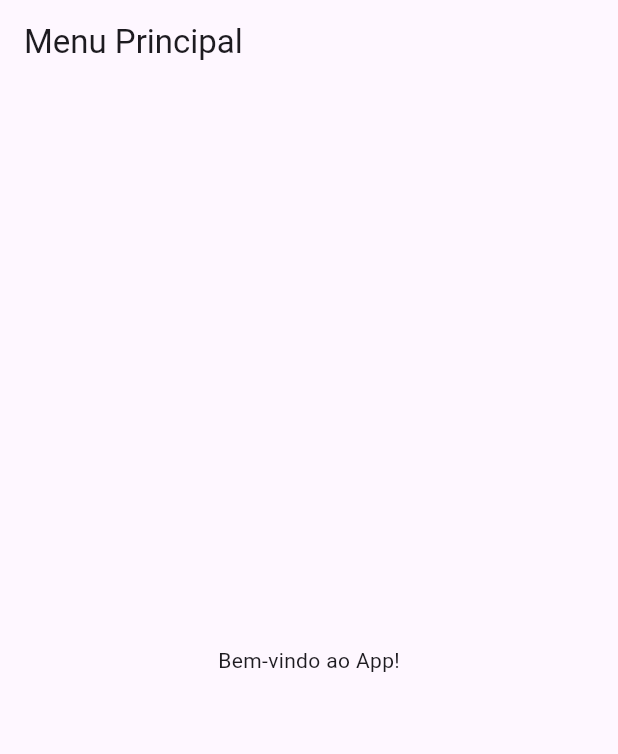
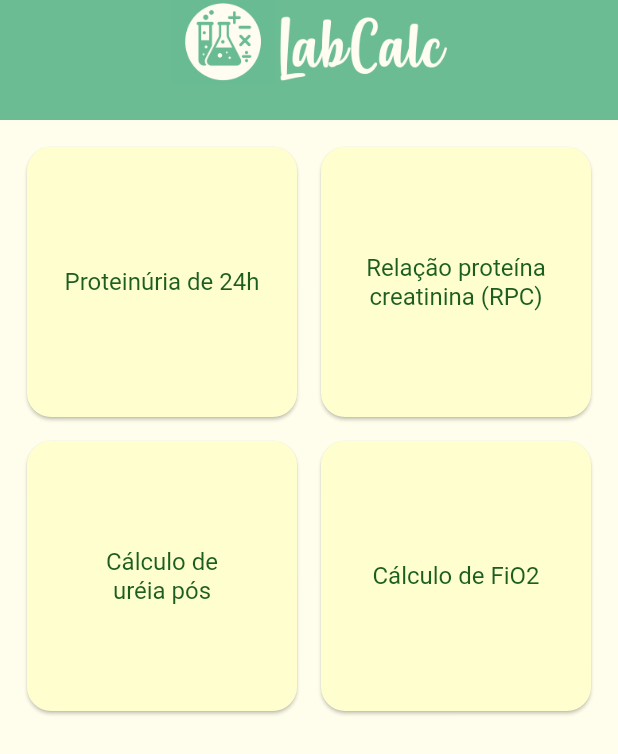
Before and after one commit to JonanthanDom/LabCalc, a Flutter app: the screen it shows after launch, on a phone screen of 412 x 824 dp. Shown: the top 754 px of the screen. Run offline on Flutter 3.47's test engine with Material 3 defaults, Android fonts, the phone set to English and light mode, and no system bars.

Commit message:
Adicionado tela de proteinuria 24h

```diff
--- a/lib/main.dart
+++ b/lib/main.dart
@@ -1,55 +1,35 @@
 import 'package:flutter/material.dart';
+import 'package:labcalc/telas/Proteinuria24h.dart';
+import 'package:labcalc/telas/splashscreen.dart';
+import 'package:labcalc/telas/MenuPage.dart';
 
-void main() => runApp(MyApp());
+// importa outras páginas quando criar
+
+void main() {
+  runApp(const MyApp());
+}
 
 class MyApp extends StatelessWidget {
-  @override
-  Widget build(BuildContext context) {
-    return MaterialApp(debugShowCheckedModeBanner: false, home: SplashScreen());
-  }
-}
-
-// Splash com imagem
-class SplashScreen extends StatefulWidget {
-  @override
-  _SplashScreenState createState() => _SplashScreenState();
-}
-
-class _SplashScreenState extends State<SplashScreen> {
-  @override
-  void initState() {
-    super.initState();
-
-    Future.delayed(Duration(seconds: 5), () {
-      Navigator.pushReplacement(
-        context,
-        MaterialPageRoute(builder: (context) => MenuPrincipal()),
-      );
-    });
-  }
+  const MyApp({super.key});
 
   @override
   Widget build(BuildContext context) {
-    return Scaffold(
-      backgroundColor: const Color.fromRGBO(105, 187, 147, 1),
-      body: Center(
-        child: Image.asset(
-          'assets/logo.png', // Caminho da imagem
-          width: 300,
-          height: 300,
-        ),
+    return MaterialApp(
+      title: 'LabCalc',
+      debugShowCheckedModeBanner: false,
+      theme: ThemeData(
+        primarySwatch: Colors.green,
+        scaffoldBackgroundColor: const Color(0xFFFFFEEC),
       ),
+      initialRoute: '/',
+      routes: {
+        '/': (_) => const SplashScreen(),
+        '/menu': (_) => const MenuPage(),
+        '/pt24': (_) => const Proteinuria24hPage(),
+        // '/rpc': (_) => const RotaDaRPC(),
+        //'/ureia': (_) => const RotaDaUreia(),
+        //'/fio2': (_) => const RotaDaFiO2(),
+      },
     );
   }
 }
-
-// Tela principal
-class MenuPrincipal extends StatelessWidget {
-  @override
-  Widget build(BuildContext context) {
-    return Scaffold(
-      appBar: AppBar(title: Text('Menu Principal')),
-      body: Center(child: Text('Bem-vindo ao App!')),
-    );
-  }
-}
--- /dev/null
+++ b/lib/telas/MenuPage.dart
@@ -0,0 +1,83 @@
+import 'package:flutter/material.dart';
+
+void main() {
+  runApp(const MyApp());
+}
+
+class MyApp extends StatelessWidget {
+  const MyApp({super.key});
+
+  @override
+  Widget build(BuildContext context) {
+    return MaterialApp(
+      title: 'LabCalc',
+      theme: ThemeData(
+        primarySwatch: Colors.green,
+        scaffoldBackgroundColor: const Color(0xFFFFFEEC), // cor clara
+      ),
+      home: const MenuPage(),
+      debugShowCheckedModeBanner: false,
+    );
+  }
+}
+
+class MenuPage extends StatelessWidget {
+  const MenuPage({super.key});
+
+  @override
+  Widget build(BuildContext context) {
+    return Scaffold(
+      appBar: PreferredSize(
+        preferredSize: const Size.fromHeight(80), // aumenta altura
+        child: AppBar(
+          backgroundColor: const Color(0xFF6BBB93),
+          centerTitle: true,
+          title: Column(
+            children: [
+              Image.asset('assets/appbar.png', height: 70), // Logo PNG
+              const SizedBox(height: 0),
+              const Text(
+                'LabCalc',
+                style: TextStyle(
+                  fontSize: 0,
+                  fontWeight: FontWeight.bold,
+                  color: Colors.white,
+                ),
+              ),
+            ],
+          ),
+        ),
+      ),
+      body: Padding(
+        padding: const EdgeInsets.all(18.0),
+        child: GridView.count(
+          crossAxisCount: 2,
+          mainAxisSpacing: 16,
+          crossAxisSpacing: 16,
+          children: [
+            _menuButton(context, 'Proteinúria de 24h', '/pt24'),
+            _menuButton(context, 'Relação proteína\ncreatinina (RPC)', '/rpc'),
+            _menuButton(context, 'Cálculo de\nuréia pós', '/ureia'),
+            _menuButton(context, 'Cálculo de FiO2', '/fio2'),
+          ],
+        ),
+      ),
+    );
+  }
+
+  Widget _menuButton(BuildContext context, String label, String route) {
+    return ElevatedButton(
+      onPressed: () {
+        Navigator.pushNamed(context, route);
+      },
+      style: ElevatedButton.styleFrom(
+        backgroundColor: const Color(0xFFFFFECE),
+        foregroundColor: Colors.green[900],
+        shape: RoundedRectangleBorder(borderRadius: BorderRadius.circular(16)),
+        textStyle: const TextStyle(fontSize: 16),
+        padding: const EdgeInsets.all(12),
+      ),
+      child: Text(label, textAlign: TextAlign.center),
+    );
+  }
+}
--- a/pubspec.yaml
+++ b/pubspec.yaml
@@ -90,3 +90,4 @@ flutter:
 
   assets:
     - assets/logo.png
+    - assets/appbar.png
```
Also changed, not shown: lib/telas/Proteinuria24h.dart (added, +115 -0 lines), lib/telas/splashscreen.dart (added, +42 -0 lines), assets/appbar.png (added).
